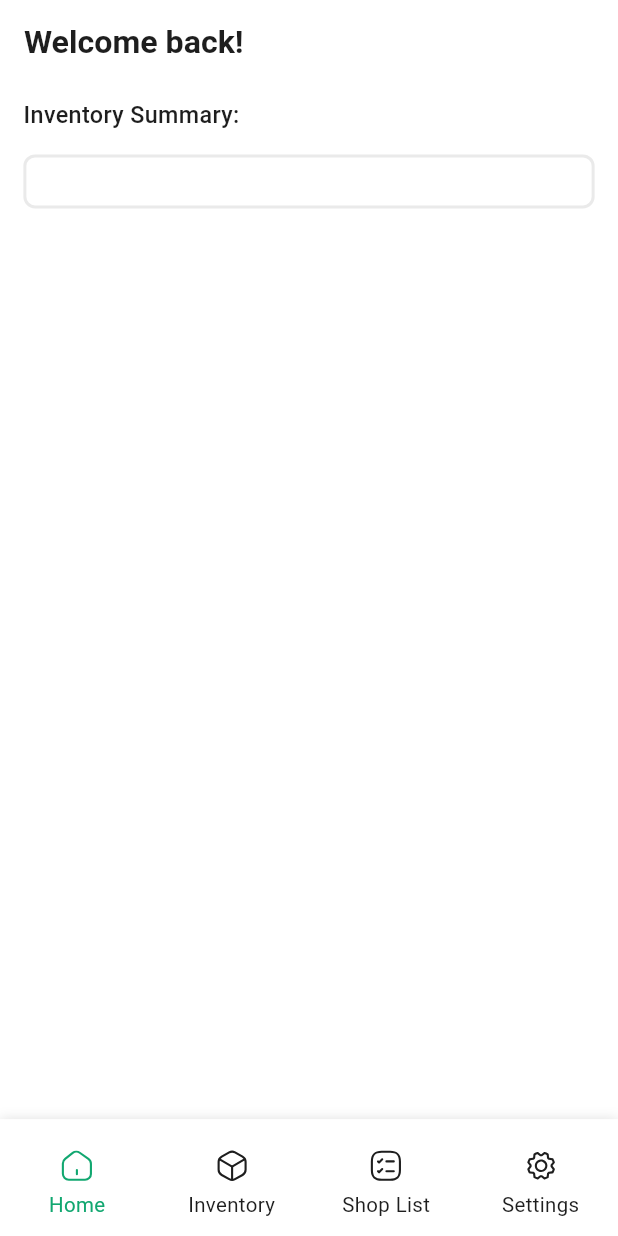
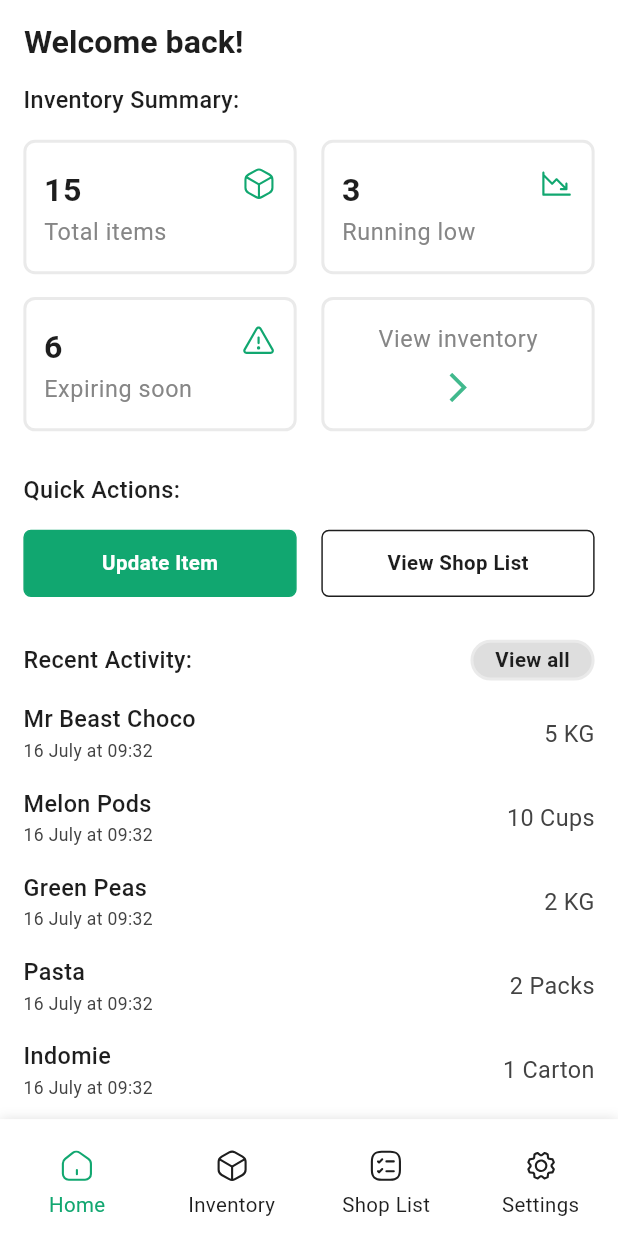
Before and after one commit to krysnkem/hng11-nfc-grocery-tracker, a Flutter app: the screen it shows after launch, on a phone screen of 412 x 824 dp. Run offline on Flutter 3.47's test engine with Material 3 defaults, Android fonts, the phone set to English and light mode, and no system bars; drawn by our look-alikes of oktoast; our stand-ins replace flutter_screenutil, flutter_secure_storage, flutter_svg; missing offline and left inert: nfc_manager; Roboto replaces fonts that are missing (SF Pro Display); statements that could not run were skipped.

Commit message:
home_screen_done

```diff
--- a/lib/core/constants/app_images.dart
+++ b/lib/core/constants/app_images.dart
@@ -8,5 +8,7 @@ class AppImages {
   static const String noContent = "assets/svg/no_content.svg";
   static const String inventory = "assets/svg/box.svg";
   static const String settings = "assets/svg/settings.svg";
+  static const String warning = "assets/svg/warning.svg";
+  static const String trend = "assets/svg/trend.svg";
 
 }
--- a/lib/core/styles/app_style.dart
+++ b/lib/core/styles/app_style.dart
@@ -57,6 +57,7 @@ class Styles {
       brightness: Brightness.light,
       appBarTheme:  AppBarTheme(
         elevation: 0.0,
+        scrolledUnderElevation: 0.0,
         centerTitle: false,
         systemOverlayStyle: SystemUiOverlayStyle.dark,
         color: Colors.transparent,
--- a/lib/screens/main/bottom_navigation.dart
+++ b/lib/screens/main/bottom_navigation.dart
@@ -20,13 +20,13 @@ class _BottomNavigationState extends State<BottomNavigation> {
     setState(() {});
   }
 
-  void onNavigationItem(index) {
+  void onNavigationItem(int index) {
     selectedPage = index;
     notifyListeners();
   }
 
   List<Widget> pages = [
-    const HomeScreen(),
+    Scaffold(backgroundColor: Colors.green,),
     Scaffold(backgroundColor: Colors.green,),
     Scaffold(backgroundColor: Colors.brown,),
     Scaffold(backgroundColor: Colors.yellow,),
@@ -43,7 +43,9 @@ class _BottomNavigationState extends State<BottomNavigation> {
         popUp("Close GroceryTag", pop);
       },
       child: Scaffold(
-        body: pages[selectedPage],
+        body: selectedPage ==0?
+        HomeScreen(onNavigationItem: onNavigationItem):
+        pages[selectedPage],
         bottomNavigationBar: AppBottomNavigationBar(
         onItemSelected: onNavigationItem,
         selectedIndex: selectedPage,
--- a/lib/screens/main/home/home-screen.dart
+++ b/lib/screens/main/home/home-screen.dart
@@ -2,16 +2,55 @@ import 'package:flutter/material.dart';
 import 'package:flutter_screenutil/flutter_screenutil.dart';
 import 'package:flutter_svg/flutter_svg.dart';
 import 'package:grocey_tag/core/constants/app_images.dart';
+import 'package:grocey_tag/screens/main/home/widgets/activity-list-item.dart';
+
 import 'package:grocey_tag/utils/widget_extensions.dart';
 import 'package:grocey_tag/widgets/app-card.dart';
 import 'package:grocey_tag/widgets/app_button.dart';
 import 'package:grocey_tag/widgets/apptext.dart';
 
+import 'widgets/dashboard_card.dart';
+
 class HomeScreen extends StatelessWidget {
-  const HomeScreen({super.key});
+  final Function(int) onNavigationItem;
+  const HomeScreen({super.key, required this.onNavigationItem});
 
   @override
   Widget build(BuildContext context) {
+
+    List<Map<String, dynamic>> historyItem = [
+      {
+        "title": "Mr Beast Choco",
+        "date": "16 July at 09:32",
+        "measureUnit": "KG",
+        "quantity": 5,
+      },
+      {
+        "title": "Melon Pods",
+        "date": "16 July at 09:32",
+        "measureUnit": "Cups",
+        "quantity": 10,
+      },
+      {
+        "title": "Green Peas",
+        "date": "16 July at 09:32",
+        "measureUnit": "KG",
+        "quantity": 2,
+      },
+      {
+        "title": "Pasta",
+        "date": "16 July at 09:32",
+        "measureUnit": "Packs",
+        "quantity": 2,
+      },
+      {
+        "title": "Indomie",
+        "date": "16 July at 09:32",
+        "measureUnit": "Carton",
+        "quantity": 1,
+      },
+
+    ];
 
     bool show = true;
 
@@ -21,7 +60,7 @@ class HomeScreen extends StatelessWidget {
       ): null,
       body: show?
       ListView(
-        padding: EdgeInsets.only(top: 10.sp, left: 16.sp, right: 16.sp),
+        padding: EdgeInsets.only(top: 0.sp, left: 16.sp, right: 16.sp),
         children: [
           AppText(
             "Inventory Summary:",
@@ -29,7 +68,96 @@ class HomeScreen extends StatelessWidget {
             weight: FontWeight.w500,
           ),
           16.sp.sbH,
-          AppCard()
+          Row(
+            children: [
+              DashBoardCard(
+                count: 15,
+                svgImage: AppImages.inventory,
+                title: "Total items",
+              ),
+              16.sp.sbW,
+              DashBoardCard(
+                count: 3,
+                svgImage: AppImages.trend,
+                title: "Running low",
+              ),
+            ],
+          ),
+          16.sp.sbH,
+          Row(
+            children: [
+              DashBoardCard(
+                count: 6,
+                svgImage: AppImages.warning,
+                title: "Expiring soon",
+              ),
+              16.sp.sbW,
+              DashNavigateCard(
+                onTap: ()=> onNavigationItem(1),
+              ),
+            ],
+          ),
+          30.sp.sbH,
+          AppText(
+            "Quick Actions:",
+            size: 16.sp,
+            weight: FontWeight.w500,
+          ),
+          16.sp.sbH,
+          Row(
+            children: [
+              Expanded(
+                child: AppButton(
+                  onTap: (){},
+                  text: "Update Item",
+                ),
+              ),
+              16.sp.sbW,
+              Expanded(
+                child: AppButton(
+                  onTap: (){},
+                  isOutline: true,
+                  text: "View Shop List",
+                ),
+              ),
+
+            ],
+          ),
+          30.sp.sbH,
+          Row(
+            mainAxisAlignment: MainAxisAlignment.spaceBetween,
+            children: [
+              AppText(
+                "Recent Activity:",
+                size: 16.sp,
+                weight: FontWeight.w500,
+              ),
+              AppCard(
+                heights: 28.sp,
+                onTap: ()=> onNavigationItem(2),
+                widths: 85.sp,
+                padding: 0.0.padA,
+                radius: 24.sp,
+                backgroundColor: const Color(0xFFDEDEDE),
+                child: const Center(child: AppText("View all", weight: FontWeight.w600,)),
+              )
+            ],
+          ),
+          16.sp.sbH,
+          ListView.builder(
+            shrinkWrap: true,
+            physics: const NeverScrollableScrollPhysics(),
+            itemCount: historyItem.length,
+            itemBuilder: (context, index){
+              return ActivityHistoryItem(
+                title: historyItem[index]["title"],
+                date: historyItem[index]["date"],
+                quantity: historyItem[index]["quantity"],
+                measureUnit: historyItem[index]["measureUnit"]
+              );
+            }
+          ),
+          30.sp.sbH
         ],
       ):
       Padding(
--- /dev/null
+++ b/lib/screens/main/home/widgets/activity-list-item.dart
@@ -0,0 +1,51 @@
+import 'package:flutter/material.dart';
+import 'package:flutter_screenutil/flutter_screenutil.dart';
+import 'package:grocey_tag/utils/widget_extensions.dart';
+
+import '../../../../widgets/apptext.dart';
+
+class ActivityHistoryItem extends StatelessWidget {
+  final String title;
+  final String date;
+  final String? measureUnit;
+  final num quantity;
+  const ActivityHistoryItem({
+    super.key, required this.title, required this.date, this.measureUnit, required this.quantity,
+  });
+
+  @override
+  Widget build(BuildContext context) {
+    return Padding(
+      padding: 16.sp.padB,
+      child: Row(
+        crossAxisAlignment: CrossAxisAlignment.center,
+        children: [
+          Expanded(
+              child: Column(
+                crossAxisAlignment: CrossAxisAlignment.start,
+                children: [
+                  AppText(
+                    title,
+                    size: 16.sp,
+                    weight: FontWeight.w500,
+                  ),
+                  2.sp.sbH,
+                  AppText(
+                    date,
+                    size: 12.sp,
+                    color: const Color(0xFF434343),
+                  ),
+
+                ],
+              )
+          ),
+          AppText(
+            "${quantity.toString()} ${measureUnit??""}",
+            color: const Color(0xFF434343),
+            size: 16.sp,
+          )
+        ],
+      ),
+    );
+  }
+}
--- /dev/null
+++ b/lib/screens/main/home/widgets/dashboard_card.dart
@@ -0,0 +1,76 @@
+import 'package:flutter/material.dart';
+import 'package:flutter_screenutil/flutter_screenutil.dart';
+import 'package:flutter_svg/svg.dart';
+
+import '../../../../core/constants/pallete.dart';
+import '../../../../widgets/app-card.dart';
+import '../../../../widgets/apptext.dart';
+
+class DashBoardCard extends StatelessWidget {
+  final int count;
+  final String title;
+  final String svgImage;
+  const DashBoardCard({
+    super.key, required this.count, required this.title, required this.svgImage,
+  });
+
+  @override
+  Widget build(BuildContext context) {
+    return Expanded(
+      child: AppCard(
+        heights: 92.sp,
+        padding: EdgeInsets.symmetric(horizontal: 12.sp, vertical: 16.sp),
+        child: Column(
+          crossAxisAlignment: CrossAxisAlignment.start,
+          mainAxisAlignment: MainAxisAlignment.spaceBetween,
+          children: [
+            Row(
+              mainAxisAlignment: MainAxisAlignment.spaceBetween,
+              crossAxisAlignment: CrossAxisAlignment.start,
+              children: [
+                AppText(count.toString(), size: 22.sp, weight: FontWeight.w600,),
+                SvgPicture.asset(
+                  svgImage, color: primaryColor,
+                  height: 24.sp, width: 24.sp,
+                )
+              ],
+            ),
+            AppText(
+              title,
+              style: Theme.of(context).textTheme.bodySmall?.copyWith(fontSize: 16.sp),
+            )
+          ],
+        ),
+      ),
+    );
+  }
+}
+
+class DashNavigateCard extends StatelessWidget {
+  final VoidCallback onTap;
+  const DashNavigateCard({
+    super.key, required this.onTap
+  });
+
+  @override
+  Widget build(BuildContext context) {
+    return Expanded(
+      child: AppCard(
+        onTap: onTap,
+        heights: 92.sp,
+        padding: EdgeInsets.symmetric(horizontal: 12.sp, vertical: 16.sp),
+        child: Column(
+          crossAxisAlignment: CrossAxisAlignment.center,
+          mainAxisAlignment: MainAxisAlignment.spaceBetween,
+          children: [
+            AppText(
+              "View inventory",
+              style: Theme.of(context).textTheme.bodySmall?.copyWith(fontSize: 16.sp),
+            ),
+            Icon(Icons.arrow_forward_ios, size: 24.sp, color: primaryColor.withOpacity(0.8))
+          ],
+        ),
+      ),
+    );
+  }
+}
--- a/lib/widgets/app-card.dart
+++ b/lib/widgets/app-card.dart
@@ -56,7 +56,7 @@ class AppCard extends StatelessWidget {
           padding: padding ?? 16.0.padA,
           decoration: decoration ??
               BoxDecoration(
-                  color: Theme.of(context).cardColor,
+                  color:backgroundColor??  Theme.of(context).cardColor,
                   borderRadius: BorderRadius.circular(radius ?? 8.sp),
                   boxShadow: useShadow != true
                       ? null
--- a/lib/widgets/app_button.dart
+++ b/lib/widgets/app_button.dart
@@ -62,11 +62,10 @@ class AppButton extends StatelessWidget {
             alignment: Alignment.center,
             decoration: BoxDecoration(
               borderRadius: BorderRadius.circular(borderRadius??5),
-              border: isTransparent? null: isOutline? Border.all(
+              border: isTransparent? null:  Border.all(
                   width: borderWidth ?? 1.sp,
-                  color: borderColor != null? (onTap == null || isLoading==true? borderColor!.withOpacity(0.5) : borderColor!) : (onTap == null || isLoading==true? blackColor.withOpacity(0.5): blackColor))
-                  : null,
-              color: isOutline && isTransparent? null
+                  color: borderColor != null? (onTap == null || isLoading==true? borderColor!.withOpacity(0.5) : borderColor!) : (onTap == null || isLoading==true? (!isOutline? primaryColor.withOpacity(0.5) :blackColor.withOpacity(0.5)): (!isOutline? primaryColor: blackColor))),
+              color: isOutline || isTransparent? Colors.transparent
                   : backGroundColor!=null? (onTap == null || isLoading==true? backGroundColor!.withOpacity(0.5): backGroundColor) : (onTap == null || isLoading==true? primaryColor.withOpacity(0.5): primaryColor),
             ),
             child: Material(
```
Also changed, not shown: assets/svg/trend.svg (added), assets/svg/warning.svg (added).
